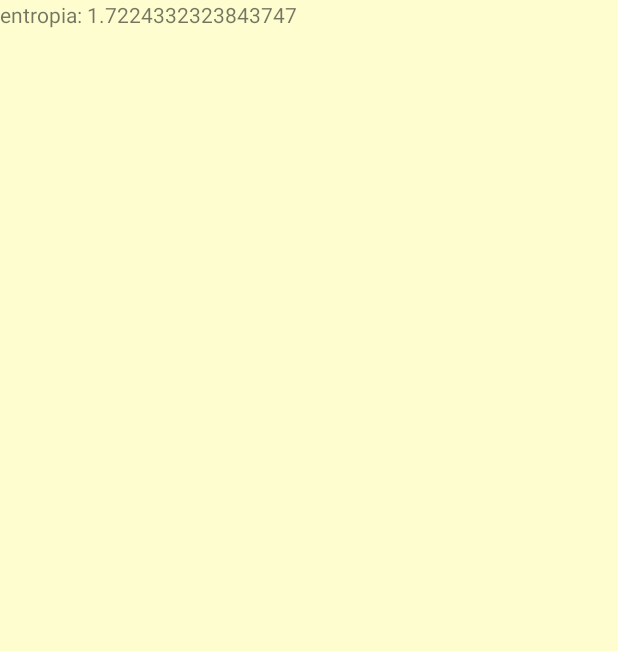
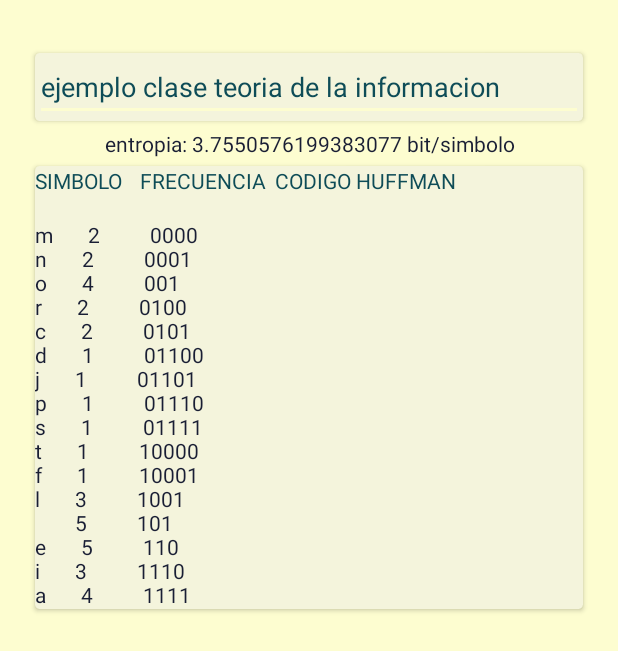
Before and after one commit to laura0497/HuffmanCode, an Android app: the HuffmanCode screen opened directly, with no data from a screen before it, on a phone screen of 412 x 824 dp. Shown: the top 651 px of the screen. Run offline under Robolectric (Android 15) with nearby library versions, the phone set to English and light mode, and no system bars.

Commit message:
renombre de variables, cambio dieseño de imagen, comentarios, ya se visualiza el codigo huffman

```diff
--- a/app/src/main/java/com/delarosa/huffmancode/HuffmanCode.java
+++ b/app/src/main/java/com/delarosa/huffmancode/HuffmanCode.java
@@ -3,8 +3,12 @@ package com.delarosa.huffmancode;
 import android.content.Intent;
 import android.os.Bundle;
 import android.support.v7.app.AppCompatActivity;
+import android.text.Editable;
+import android.text.TextWatcher;
+import android.widget.EditText;
 import android.widget.TextView;
 
+import java.text.Normalizer;
 import java.util.ArrayList;
 import java.util.List;
 import java.util.PriorityQueue;
@@ -12,15 +16,18 @@ import java.util.PriorityQueue;
 public class HuffmanCode extends AppCompatActivity {
     private static double entropy;
     private static int total;
-    private static List<String> fregArray = new ArrayList<>();
+    private static List<String> freqArray = new ArrayList<>();
     private static List<String> probArray = new ArrayList<>();
-    private static TextView entropyTextView;
+    private static TextView entropyTextView, cabecera, codigoHuffmanText;
+    private static EditText textToView;
+    private static boolean refresh = false;
 
     @Override
     protected void onCreate(Bundle savedInstanceState) {
         super.onCreate(savedInstanceState);
+        //setea la vista
         setContentView(R.layout.huffman_code);
-
+        //valido si el intent tiene datos
         String text;
         Intent intent = getIntent();
         Bundle bundle = intent.getExtras();
@@ -28,82 +35,147 @@ public class HuffmanCode extends AppCompatActivity {
         if (bundle != null) {
             text = bundle.getString("text");
         } else {
-            text = "this is an example for huffman encoding";
+            text = "ejemplo clase teoria de la informacion";
         }
 
         entropyTextView = findViewById(R.id.entropy_result);
-        // we will assume that all our characters will have
-        // code less than 256, for simplicity
-        int[] charFreqs = new int[256];
-        // read each character and record the frequencies
-        for (char c : text.toCharArray())
-            charFreqs[c]++;
+        cabecera = findViewById(R.id.cabecera);
+        codigoHuffmanText = findViewById(R.id.codigo_huffman_text);
+        textToView = findViewById(R.id.text_to_view);
+        textToView.setText(text);
+        //escuchador al texto.... cada vez que cambie ejecuta el metodo evevaluateCodeHuffmanalu
+        textToView.addTextChangedListener(new TextWatcher() {
 
-        // build tree
-        HuffmanTree tree = buildTree(charFreqs);
+            @Override
+            public void onTextChanged(CharSequence s, int start, int before, int count) {
+                refresh = true;
+                entropy = 0;
+                total = 0;
+                freqArray = new ArrayList<>();
+                probArray = new ArrayList<>();
 
-        // print out results
-        System.out.println("SYMBOL\tWEIGHT\tHUFFMAN CODE");
-        printCodes(tree, new StringBuffer());
-        System.out.println("total: " + total);
-        System.out.println("freq: " + fregArray);
-        for (String frecuency : fregArray) {
-            probArray.add(Double.toString(Double.parseDouble(frecuency) / total));
-        }
-        System.out.println("probArray: " + probArray);
-        for (String prob : probArray) {
-            entropy += Double.parseDouble(prob) * Math.log10(1 / Double.parseDouble(prob) / Math.log10(2));
-        }
-        System.out.println("entropia: " + entropy);
-        entropyTextView.setText("entropia: " + String.valueOf(entropy));
+                evaluateCodeHuffman(evalText(String.valueOf(textToView.getText())));
+                if (s.length() == 0) {
+                    codigoHuffmanText.setText("");
+                }
+
+            }
+
+            @Override
+            public void afterTextChanged(Editable editable) {
+
+            }
+
+            @Override
+            public void beforeTextChanged(CharSequence s, int start, int count, int after) {
+
+            }
+
+        });
+
+        //evalua el codigo huffman
+        evaluateCodeHuffman(evalText(text));
+
     }
 
+    /**
+     * este metodo evalua las tildes
+     *
+     * @param text
+     * @return
+     */
+    private String evalText(String text) {
+        return Normalizer.normalize(text, Normalizer.Form.NFD).replaceAll("[^\\p{ASCII}]", "");
+
+    }
+
+    /**
+     * evalua el codigo huffman
+     *
+     * @param text
+     */
+    private void evaluateCodeHuffman(String text) {
+        try {
+            //array que mide la frecuencia de cada simbolo
+            int[] frecuenciaList = new int[256];
+            //lee cada caracter del texto y lo asigna al array ascii
+            for (char c : text.toCharArray())
+                frecuenciaList[c]++;
+
+            frequencyTree tree = buildTree(frecuenciaList);
+            cabecera.setText("SIMBOLO\t FRECUENCIA\tCODIGO HUFFMAN");
+            printCodes(tree, new StringBuffer());
+            for (String frecuency : freqArray) {
+                probArray.add(Double.toString(Double.parseDouble(frecuency) / total));
+            }
+            for (String prob : probArray) {
+                entropy += Double.parseDouble(prob) * Math.log10(1 / Double.parseDouble(prob)) / Math.log10(2);
+            }
+            if (text.equals(""))
+                entropy = 0;
+            entropyTextView.setText("entropia: " + String.valueOf(entropy) + " bit/simbolo");
+
+        } catch (Exception e) {
+            e.printStackTrace();
+        }
+    }
+
+
     // input is an array of frequencies, indexed by character code
-    public static HuffmanTree buildTree(int[] charFreqs) {
-        PriorityQueue<HuffmanTree> trees = new PriorityQueue<HuffmanTree>();
+    public static frequencyTree buildTree(int[] charFreqs) {
+        PriorityQueue<frequencyTree> trees = new PriorityQueue<frequencyTree>();
         // initially, we have a forest of leaves
         // one for each non-empty character
         for (int i = 0; i < charFreqs.length; i++)
             if (charFreqs[i] > 0)
-                trees.offer(new HuffmanLeaf(charFreqs[i], (char) i));
+                trees.offer(new frequencyLeaf(charFreqs[i], (char) i));
 
         assert trees.size() > 0;
         // loop until there is only one tree left
         while (trees.size() > 1) {
             // two trees with least frequency
-            HuffmanTree a = trees.poll();
-            HuffmanTree b = trees.poll();
+            frequencyTree a = trees.poll();
+            frequencyTree b = trees.poll();
 
             // put into new node and re-insert into queue
-            trees.offer(new HuffmanNode(a, b));
+            trees.offer(new frequencyNode(a, b));
         }
         return trees.poll();
     }
 
-    public static void printCodes(HuffmanTree tree, StringBuffer prefix) {
+    /**
+     * este metodo se encarga de crear los prefijos para cada simbolo y imprime el codigo huffman
+     * cuando entra por primera vez el prefijo es vacio
+     *
+     * @param tree
+     * @param prefix
+     */
+    public static void printCodes(frequencyTree tree, StringBuffer prefix) {
         assert tree != null;
-        if (tree instanceof HuffmanLeaf) {
-            HuffmanLeaf leaf = (HuffmanLeaf) tree;
+        if (tree instanceof frequencyLeaf) {
+            frequencyLeaf leaf = (frequencyLeaf) tree;
+            String cadena = leaf.value + "       " + leaf.frequency + "          " + prefix;
 
-            // print out character, frequency, and code for this leaf (which is just the prefix)
-            System.out.println(leaf.value + "\t" + leaf.frequency + "\t" + prefix);
-            String cadena = leaf.value + "\t" + leaf.frequency + "\t" + prefix;
-            total += leaf.frequency;
-            fregArray.add(Integer.toString(leaf.frequency));
-            if (cadena != null) {
-                System.out.println(leaf.value + "\t" + leaf.frequency + "\t" + prefix);
+            if (refresh) {
+                codigoHuffmanText.setText("");
             }
+            codigoHuffmanText.setText(String.valueOf(codigoHuffmanText.getText()) + "\n" + cadena);
+            refresh = false;
 
 
-        } else if (tree instanceof HuffmanNode) {
-            HuffmanNode node = (HuffmanNode) tree;
+            total += leaf.frequency;
+            freqArray.add(Integer.toString(leaf.frequency));
 
-            // traverse left
+
+        } else if (tree instanceof frequencyNode) {
+            frequencyNode node = (frequencyNode) tree;
+
+            //crea el prefijo 0, vuelve a llamar al metodo.
             prefix.append('0');
             printCodes(node.left, prefix);
             prefix.deleteCharAt(prefix.length() - 1);
 
-            // traverse right
+            //crea el prefijo 1, vuelve a llamar al metodo.
             prefix.append('1');
             printCodes(node.right, prefix);
             prefix.deleteCharAt(prefix.length() - 1);
--- a/app/src/main/java/com/delarosa/huffmancode/HuffmanLeaf.java
+++ /dev/null
@@ -1,10 +0,0 @@
-package com.delarosa.huffmancode;
-
-public class HuffmanLeaf extends HuffmanTree {
-    public final char value; // the character this leaf represents
-
-    public HuffmanLeaf(int freq, char val) {
-        super(freq);
-        value = val;
-    }
-}
--- a/app/src/main/java/com/delarosa/huffmancode/HuffmanNode.java
+++ /dev/null
@@ -1,11 +0,0 @@
-package com.delarosa.huffmancode;
-
-public class HuffmanNode extends HuffmanTree {
-    public final HuffmanTree left, right; // subtrees
-
-    public HuffmanNode(HuffmanTree l, HuffmanTree r) {
-        super(l.frequency + r.frequency);
-        left = l;
-        right = r;
-    }
-}
--- a/app/src/main/java/com/delarosa/huffmancode/HuffmanTree.java
+++ /dev/null
@@ -1,14 +0,0 @@
-package com.delarosa.huffmancode;
-
-abstract class HuffmanTree implements Comparable<HuffmanTree> {
-    public final int frequency; // the frequency of this tree
-
-    public HuffmanTree(int freq) {
-        frequency = freq;
-    }
-
-    // compares on the frequency
-    public int compareTo(HuffmanTree tree) {
-        return frequency - tree.frequency;
-    }
-}
--- a/app/src/main/java/com/delarosa/huffmancode/WriteActivity.java
+++ b/app/src/main/java/com/delarosa/huffmancode/WriteActivity.java
@@ -21,7 +21,7 @@ public class WriteActivity extends AppCompatActivity {
     protected void onCreate(Bundle savedInstanceState) {
         super.onCreate(savedInstanceState);
         setContentView(R.layout.activity_write);
-
+        //agrego barra transparente en la vista
         if (Build.VERSION.SDK_INT >= 21) {
             getWindow().getDecorView().setSystemUiVisibility(View.SYSTEM_UI_FLAG_LAYOUT_STABLE | View.SYSTEM_UI_FLAG_LAYOUT_FULLSCREEN);
         }
@@ -42,6 +42,10 @@ public class WriteActivity extends AppCompatActivity {
         }
     }
 
+    /**
+     * la app entra a este metodo cuando se toca el boton
+     * @param view
+     */
     public void evaluateText(View view) {
         if (!textToEvaluate.getText().equals("")) {
             Intent intent = new Intent(WriteActivity.this, HuffmanCode.class);
--- /dev/null
+++ b/app/src/main/java/com/delarosa/huffmancode/frequencyLeaf.java
@@ -0,0 +1,10 @@
+package com.delarosa.huffmancode;
+
+public class frequencyLeaf extends frequencyTree {
+    public final char value;
+
+    public frequencyLeaf(int freq, char val) {
+        super(freq);
+        value = val;
+    }
+}
--- /dev/null
+++ b/app/src/main/java/com/delarosa/huffmancode/frequencyNode.java
@@ -0,0 +1,11 @@
+package com.delarosa.huffmancode;
+
+public class frequencyNode extends frequencyTree {
+    public final frequencyTree left, right;
+
+    public frequencyNode(frequencyTree l, frequencyTree r) {
+        super(l.frequency + r.frequency);
+        left = l;
+        right = r;
+    }
+}
--- /dev/null
+++ b/app/src/main/java/com/delarosa/huffmancode/frequencyTree.java
@@ -0,0 +1,18 @@
+package com.delarosa.huffmancode;
+
+/**
+ * DTO (data transfer object) de frecuencia
+ */
+abstract class frequencyTree implements Comparable<frequencyTree> {
+    //variable de frecuencia
+    public final int frequency;
+
+    public frequencyTree(int freq) {
+        frequency = freq;
+    }
+
+    // compares on the frequency
+    public int compareTo(frequencyTree tree) {
+        return frequency - tree.frequency;
+    }
+}
--- a/app/src/main/res/layout/huffman_code.xml
+++ b/app/src/main/res/layout/huffman_code.xml
@@ -1,12 +1,123 @@
 <?xml version="1.0" encoding="utf-8"?>
 <LinearLayout xmlns:android="http://schemas.android.com/apk/res/android"
+    xmlns:app="http://schemas.android.com/apk/res-auto"
+    xmlns:tools="http://schemas.android.com/tools"
     android:layout_width="match_parent"
+    android:layout_height="match_parent"
+    android:background="@color/yellow"
     android:gravity="center"
-    android:background="@color/yellow"
-    android:layout_height="match_parent">
+    android:orientation="vertical"
+    android:weightSum="1">
 
-    <TextView
-        android:id="@+id/entropy_result"
+    <ScrollView
         android:layout_width="match_parent"
-        android:layout_height="match_parent" />
+        android:layout_height="match_parent">
+
+        <LinearLayout
+            android:layout_width="match_parent"
+            android:layout_height="match_parent"
+            android:orientation="vertical">
+
+            <LinearLayout
+                android:layout_width="match_parent"
+                android:layout_height="match_parent"
+                android:layout_weight="0.33">
+
+                <android.support.v7.widget.CardView
+                    android:layout_width="match_parent"
+                    android:layout_height="match_parent"
+                    android:layout_gravity="top"
+                    android:layout_marginBottom="5dp"
+                    android:layout_marginLeft="23dp"
+                    android:layout_marginRight="23dp"
+                    android:layout_marginTop="35dp"
+                    android:backgroundTintMode="multiply"
+                    android:elevation="3dp"
+                    android:foreground="?android:attr/selectableItemBackground"
+                    app:cardBackgroundColor="@color/dot_light_screen1"
+                    app:cardCornerRadius="3dp"
+
+                    tools:cardCornerRadius="3dp"
+                    tools:cardElevation="3dp">
+
+
+                    <EditText
+                        android:id="@+id/text_to_view"
+                        android:layout_width="match_parent"
+                        android:layout_height="match_parent"
+                        android:fontFamily="sans-serif-thin"
+                        android:textStyle="bold"
+                        android:textColor="@color/dark_green"
+                        android:layout_gravity="center" />
+
+
+                </android.support.v7.widget.CardView>
+            </LinearLayout>
+
+            <TextView
+                android:id="@+id/entropy_result"
+                android:layout_width="match_parent"
+                android:layout_height="match_parent"
+                android:fontFamily="sans-serif-thin"
+                android:layout_weight="0.47"
+                android:textStyle="bold"
+                android:gravity="center"
+                android:text="Entropia: 0,234566443232"
+                android:textColor="@color/dark_blue" />
+
+
+            <LinearLayout
+                android:layout_width="match_parent"
+                android:layout_height="match_parent"
+                android:layout_weight="0.20">
+
+                <android.support.v7.widget.CardView
+                    android:layout_width="match_parent"
+                    android:layout_height="match_parent"
+                    android:layout_gravity="top"
+                    android:layout_marginBottom="20dp"
+                    android:layout_marginLeft="23dp"
+                    android:layout_marginRight="23dp"
+                    android:layout_marginTop="5dp"
+                    android:backgroundTintMode="multiply"
+                    android:elevation="3dp"
+                    android:foreground="?android:attr/selectableItemBackground"
+                    app:cardBackgroundColor="@color/dot_light_screen1"
+                    app:cardCornerRadius="3dp"
+                    tools:cardCornerRadius="3dp"
+                    tools:cardElevation="3dp">
+
+                    <TextView
+                        android:id="@+id/cabecera"
+                        android:textColor="@color/dark_green"
+                        android:layout_width="match_parent"
+                        android:textStyle="bold"
+                        android:fontFamily="sans-serif-thin"
+                        android:layout_height="wrap_content" />
+
+
+                    <LinearLayout
+                        android:layout_width="match_parent"
+                        android:layout_height="match_parent"
+                        android:orientation="vertical">
+
+
+                        <TextView
+                            android:id="@+id/codigo_huffman_text"
+                            android:layout_width="match_parent"
+                            android:textColor="@color/dark_blue"
+                            android:textStyle="bold"
+                            android:fontFamily="sans-serif-thin"
+                            android:layout_height="match_parent"
+                            android:layout_marginTop="20dp" />
+                    </LinearLayout>
+
+
+                </android.support.v7.widget.CardView>
+            </LinearLayout>
+        </LinearLayout>
+
+    </ScrollView>
+
+
 </LinearLayout>
```
Also changed, not shown: app/src/main/res/drawable/huffman_code.png.
